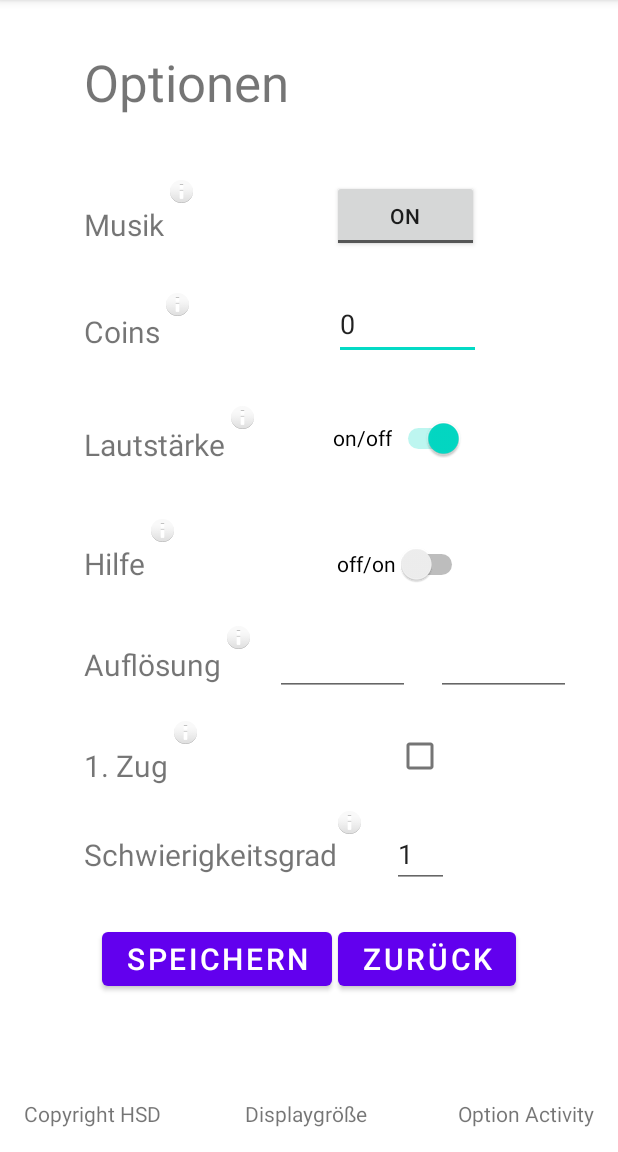
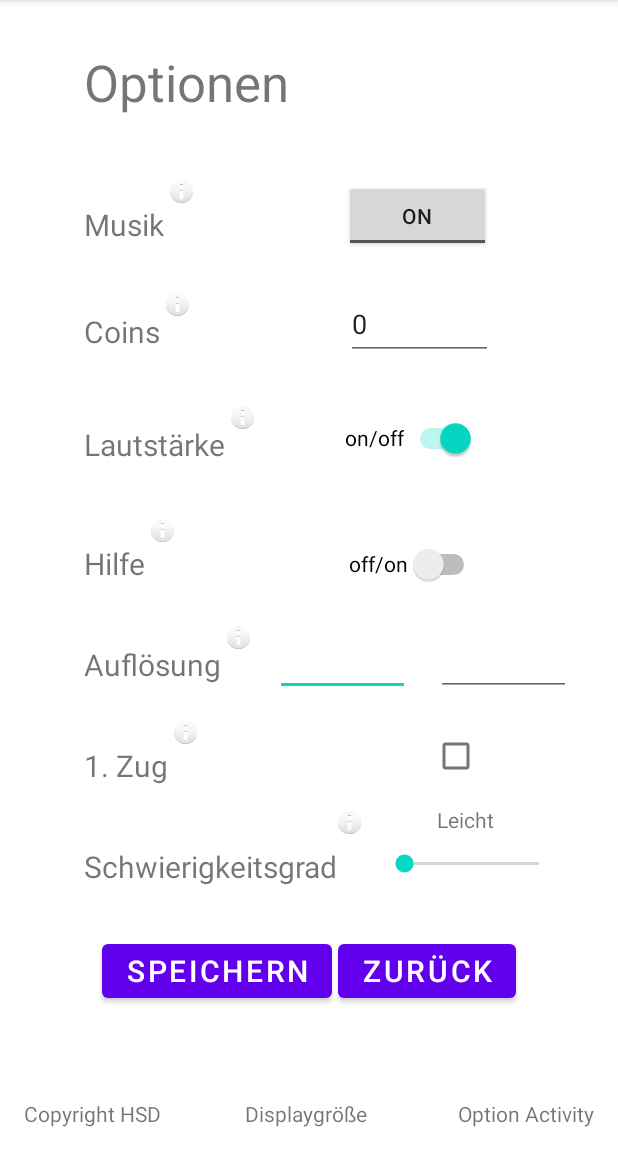
Before and after one commit to Jonasf-91/Interaktionsprinzipien, an Android app: the OptionActivity screen opened directly, with no data from a screen before it, on a phone screen of 412 x 824 dp, the part 84-1236 px from its top. Run offline under Robolectric (Android 15) with nearby library versions, the phone set to English and light mode, and no system bars.

Commit message:
added seekbar to difficulty-setting added navigation from startActivity to MainActivity

```diff
--- a/app/src/main/java/com/example/interaktionsprinzipien/MainActivity.kt
+++ b/app/src/main/java/com/example/interaktionsprinzipien/MainActivity.kt
@@ -66,7 +66,7 @@ class MainActivity : AppCompatActivity() {
                     "Gegen welches Interaktionsprinzip wurde hier verstoßen?",
                     getString(R.string.answerQuiz01),
                     listOf(
-                        Answer("Steuerbarakeit", true),
+                        Answer("Steuerbarkeit", true),
                         Answer("Robust gegen Benutzerfehler", true),
                         Answer("Benutzerbindung", false),
                         Answer("Aufgabenangemessen", true),
--- a/app/src/main/java/com/example/interaktionsprinzipien/OptionActivity.kt
+++ b/app/src/main/java/com/example/interaktionsprinzipien/OptionActivity.kt
@@ -35,7 +35,7 @@ class OptionActivity : AppCompatActivity() {
                     Answer("Steuerbarakeit", true),
                     Answer("Robust gegen Benutzerfehler", true),
                 ),
-                R.drawable.quiz_options03
+                R.drawable.quiz_options06
             )
         )
 
@@ -71,6 +71,32 @@ class OptionActivity : AppCompatActivity() {
         val infoDifficulty = findViewById<ImageView>(R.id.infoSpeed)
         val infoFirstTurn = findViewById<ImageView>(R.id.infoFirstTurn)
         val displaySize = findViewById<TextView>(R.id.display)
+
+        val difficultySeekBar = findViewById<SeekBar>(R.id.seekBarDifficulty)
+        difficultySeekBar?.setOnSeekBarChangeListener(object :
+            SeekBar.OnSeekBarChangeListener {
+            override fun onProgressChanged(seek: SeekBar,
+                                           progress: Int, fromUser: Boolean) {
+                // write custom code for progress is changed
+                var diff = difficultySeekBar.progress
+                when (diff) {
+                    1 -> difficultyText.setText("Leicht")
+                    2 -> difficultyText.setText("Mittelschwer")
+                    3 -> difficultyText.setText("Schwer")
+                }
+            }
+
+            override fun onStartTrackingTouch(seek: SeekBar) {
+                // write custom code for progress is started
+            }
+
+            override fun onStopTrackingTouch(seek: SeekBar) {
+                // write custom code for progress is stopped
+
+            }
+        })
+
+
 
         var saved = false
 
@@ -189,11 +215,32 @@ class OptionActivity : AppCompatActivity() {
         }
     }
 
+    private fun getDiffText(): String {
+        var diff = 0
+        var diffText = ""
+
+        if(difficultyText.text.toString() != ""){
+            diff = difficultyText.text.toString().toInt()
+            if(diff >= 3){
+                diff = 4
+            }
+            if(diff <= 1){
+                diff = 0
+            }
+        }
+        when (diff) {
+            0 -> diffText = "EASY"
+            2 -> diffText = "MEDIUM"
+            4 -> diffText = "HARD"
+        }
+        return diffText
+    }
+
     private fun saveData(){
 
         val resX = resolutionX.text.toString()
         val resY = resolutionY.text.toString()
-        var diff = 0
+        var diff = seekBarDifficulty.progress
         var coinAmt = 1
 
         if(coinAmount.text.toString() != ""){
@@ -202,17 +249,6 @@ class OptionActivity : AppCompatActivity() {
                 coinAmt = 1
             }
         }
-
-        if(difficultySetting.text.toString() != ""){
-            diff = difficultySetting.text.toString().toInt()
-            if(diff > 3){
-                diff = 3
-            }
-            if(diff < 1){
-                diff = 1
-            }
-        }
-
 
         val sharedPreferences = getSharedPreferences("sharedPrefs", Context.MODE_PRIVATE)
         val editor = sharedPreferences.edit()
@@ -239,7 +275,7 @@ class OptionActivity : AppCompatActivity() {
         val booleanVolume = sharedPreferences.getBoolean("BOOLEAN_VOLUME", true)
         val booleanHelp = sharedPreferences.getBoolean("BOOLEAN_HELP", false)
         val booleanFirstTurn = sharedPreferences.getBoolean("BOOLEAN_FIRST_TURN", false)
-        val intDifficulty= sharedPreferences.getInt("INT_DIFFICULTY", 1)
+        val intDifficulty = sharedPreferences.getInt("INT_DIFFICULTY", 1)
         val intCoin = sharedPreferences.getInt("INT_COINS", 0)
         val booleanGameOptions = sharedPreferences.getBoolean("BOOLEAN_GAME_OPTIONS", false)
 
@@ -250,9 +286,16 @@ class OptionActivity : AppCompatActivity() {
         volumeSwitch.isChecked = booleanVolume
         helpSwitch.isChecked = booleanHelp
         checkFirstTurn.isChecked = booleanFirstTurn
-        difficultySetting.setText(intDifficulty.toString())
+        seekBarDifficulty.progress = intDifficulty
         coinAmount.setText(intCoin.toString())
         gameOptions = booleanGameOptions
+
+        var diff = seekBarDifficulty.progress
+        when (diff) {
+            1 -> difficultyText.setText("Leicht")
+            2 -> difficultyText.setText("Mittelschwer")
+            3 -> difficultyText.setText("Schwer")
+        }
     }
 
     fun playMusic() {
--- a/app/src/main/java/com/example/interaktionsprinzipien/StartActivity.kt
+++ b/app/src/main/java/com/example/interaktionsprinzipien/StartActivity.kt
@@ -23,7 +23,7 @@ class StartActivity : AppCompatActivity() {
 
         val startButton = findViewById<Button>(R.id.startButton)
         val audioButton = findViewById<ImageButton>(R.id.audioButtonStart)
-        val mainActButton = findViewById<TextView>(R.id.textView14)
+        val navigationButton = findViewById<TextView>(R.id.navigation)
 
         loadData()
 
@@ -41,7 +41,7 @@ class StartActivity : AppCompatActivity() {
             startActivity(intent)
         }
 
-        mainActButton.setOnClickListener {
+        navigationButton.setOnClickListener {
             val intent = Intent(this, MainActivity::class.java)
             startActivity(intent)
         }
--- a/app/src/main/res/layout/activity_option.xml
+++ b/app/src/main/res/layout/activity_option.xml
@@ -5,17 +5,6 @@
     android:layout_width="match_parent"
     android:layout_height="match_parent"
     tools:context=".OptionActivity">
-
-    <Switch
-        android:id="@+id/helpSwitch"
-        android:layout_width="wrap_content"
-        android:layout_height="wrap_content"
-        android:layout_marginStart="128dp"
-        android:layout_marginTop="36dp"
-        android:minHeight="48dp"
-        android:text="@string/offOn"
-        app:layout_constraintStart_toEndOf="@+id/help"
-        app:layout_constraintTop_toBottomOf="@+id/volumeSwitch" />
 
     <TextView
         android:id="@+id/textView12"
@@ -48,18 +37,6 @@
         app:layout_constraintBottom_toBottomOf="parent"
         app:layout_constraintEnd_toEndOf="parent" />
 
-    <Switch
-        android:id="@+id/volumeSwitch"
-        android:layout_width="wrap_content"
-        android:layout_height="wrap_content"
-        android:layout_marginStart="72dp"
-        android:layout_marginTop="28dp"
-        android:checked="true"
-        android:minHeight="48dp"
-        android:text="@string/onOff"
-        app:layout_constraintStart_toEndOf="@+id/volume"
-        app:layout_constraintTop_toBottomOf="@+id/coinAmount" />
-
     <Button
         android:id="@+id/forwardButton"
         android:layout_width="wrap_content"
@@ -81,18 +58,6 @@
         android:textSize="20sp"
         app:layout_constraintStart_toStartOf="parent"
         app:layout_constraintTop_toBottomOf="@+id/difficulty" />
-
-    <EditText
-        android:id="@+id/coinAmount"
-        android:layout_width="98dp"
-        android:layout_height="48dp"
-        android:layout_marginStart="116dp"
-        android:layout_marginTop="24dp"
-        android:ems="10"
-        android:inputType="number"
-        app:layout_constraintStart_toEndOf="@+id/coins"
-        app:layout_constraintTop_toBottomOf="@+id/toggleMusic"
-        tools:ignore="SpeakableTextPresentCheck" />
 
     <EditText
         android:id="@+id/resolutionX"
@@ -124,7 +89,7 @@
         android:id="@+id/toggleMusic"
         android:layout_width="98dp"
         android:layout_height="48dp"
-        android:layout_marginStart="112dp"
+        android:layout_marginStart="120dp"
         android:layout_marginTop="120dp"
         android:checked="false"
         android:text="ToggleButton"
@@ -132,6 +97,41 @@
         android:textOn="@string/off"
         app:layout_constraintStart_toEndOf="@+id/music"
         app:layout_constraintTop_toTopOf="parent" />
+
+    <EditText
+        android:id="@+id/coinAmount"
+        android:layout_width="98dp"
+        android:layout_height="48dp"
+        android:layout_marginStart="124dp"
+        android:layout_marginTop="24dp"
+        android:ems="10"
+        android:inputType="number"
+        app:layout_constraintStart_toEndOf="@+id/coins"
+        app:layout_constraintTop_toBottomOf="@+id/toggleMusic"
+        tools:ignore="SpeakableTextPresentCheck" />
+
+    <Switch
+        android:id="@+id/helpSwitch"
+        android:layout_width="wrap_content"
+        android:layout_height="wrap_content"
+        android:layout_marginStart="136dp"
+        android:layout_marginTop="36dp"
+        android:minHeight="48dp"
+        android:text="@string/offOn"
+        app:layout_constraintStart_toEndOf="@+id/help"
+        app:layout_constraintTop_toBottomOf="@+id/volumeSwitch" />
+
+    <Switch
+        android:id="@+id/volumeSwitch"
+        android:layout_width="wrap_content"
+        android:layout_height="wrap_content"
+        android:layout_marginStart="80dp"
+        android:layout_marginTop="28dp"
+        android:checked="true"
+        android:minHeight="48dp"
+        android:text="@string/onOff"
+        app:layout_constraintStart_toEndOf="@+id/volume"
+        app:layout_constraintTop_toBottomOf="@+id/coinAmount" />
 
     <TextView
         android:id="@+id/volume"
@@ -259,23 +259,12 @@
         app:layout_constraintStart_toStartOf="parent"
         app:layout_constraintTop_toTopOf="parent" />
 
-    <EditText
-        android:id="@+id/difficultySetting"
-        android:layout_width="38dp"
-        android:layout_height="40dp"
-        android:layout_marginStart="36dp"
-        android:layout_marginTop="552dp"
-        android:ems="10"
-        android:inputType="number"
-        app:layout_constraintStart_toEndOf="@+id/difficulty"
-        app:layout_constraintTop_toTopOf="parent" />
-
     <TextView
         android:id="@+id/difficulty"
         android:layout_width="wrap_content"
         android:layout_height="wrap_content"
         android:layout_marginStart="56dp"
-        android:layout_marginTop="32dp"
+        android:layout_marginTop="40dp"
         android:text="@string/difficulty"
         android:textSize="20sp"
         app:layout_constraintStart_toStartOf="parent"
@@ -305,10 +294,34 @@
         android:id="@+id/checkFirstTurn"
         android:layout_width="wrap_content"
         android:layout_height="wrap_content"
-        android:layout_marginStart="144dp"
+        android:layout_marginStart="168dp"
         android:layout_marginTop="16dp"
         android:checked="false"
         app:layout_constraintStart_toEndOf="@+id/firstTurn"
         app:layout_constraintTop_toBottomOf="@+id/resolutionX" />
 
+    <SeekBar
+        android:id="@+id/seekBarDifficulty"
+        android:layout_width="122dp"
+        android:layout_height="31dp"
+        android:layout_marginStart="28dp"
+        android:layout_marginTop="32dp"
+        android:max="3"
+        android:min="1"
+        android:progress="2"
+        app:layout_constraintStart_toEndOf="@+id/difficulty"
+        app:layout_constraintTop_toBottomOf="@+id/checkFirstTurn" />
+
+    <TextView
+        android:id="@+id/difficultyText"
+        android:layout_width="wrap_content"
+        android:layout_height="wrap_content"
+        android:layout_marginStart="48dp"
+        android:layout_marginBottom="4dp"
+        android:text="difficulty"
+        app:layout_constraintBottom_toTopOf="@+id/seekBarDifficulty"
+        app:layout_constraintEnd_toEndOf="parent"
+        app:layout_constraintHorizontal_bias="0.18"
+        app:layout_constraintStart_toEndOf="@+id/difficulty" />
+
 </androidx.constraintlayout.widget.ConstraintLayout>
--- a/app/src/main/res/values/strings.xml
+++ b/app/src/main/res/values/strings.xml
@@ -124,6 +124,7 @@
     <string name="appDescription">Lernen Sie die 7 Interaktionsprinzipien der DIN EN ISO 9241-110 anhand praktischer Erfahrung in Form normverletzend gestalteter Dialoge und anschließendem Quiz kennen. Zur Anschauung dient das einfache Spiel \"Vier gewinnt\" und dafür unnötige Spielvorbereitungen. Viel Spaß bei einer frustrierenden User Experience!</string>
     <string name="vierVerliert">Vier Verliert</string>
     <string name="start">Start</string>
+    <string name="navigation">Navigation</string>
     <string name="stressScore">stresslevel</string>
     <string name="jobDraw">Male etwas in die Münze!</string>
     <string name="jobCorner">Lege die Anzahl der Ecken fest!</string>
```
Also changed, not shown: app/src/main/res/layout/activity_start_screen.xml (+16 -5 lines), app/src/main/res/drawable-v24/quiz_options01.png (added), app/src/main/res/drawable-v24/quiz_options04.png (added), app/src/main/res/drawable-v24/quiz_options05.png (added), app/src/main/res/drawable-v24/quiz_options06.png (added), app/src/main/res/drawable-v24/quiz_options2.png (added).
